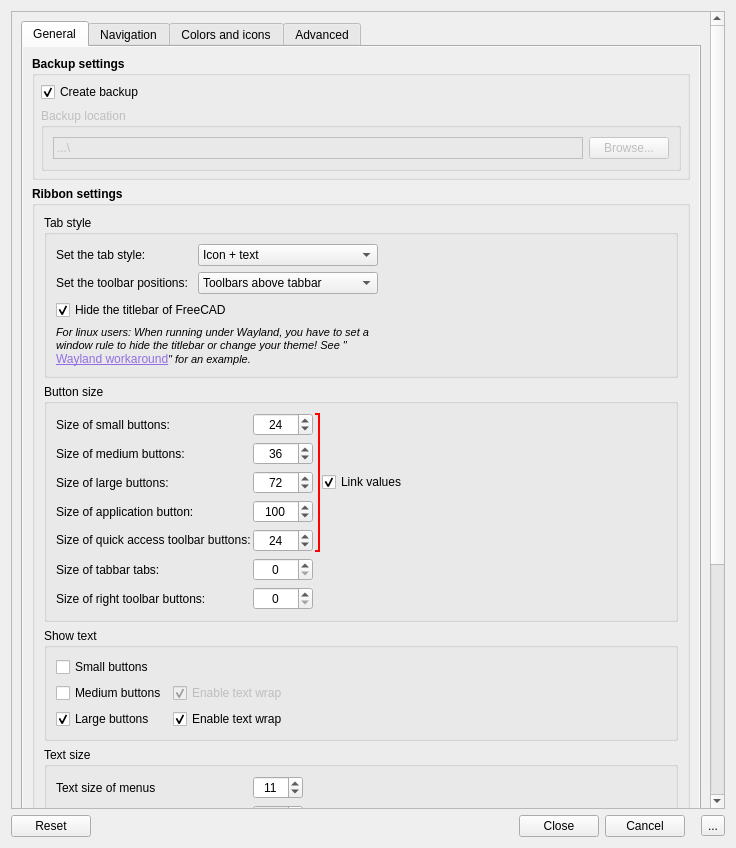
Above: Resources/ui/Settings.ui from APEbbers/FreeCAD-Ribbon before the change. Below: the same form after it.
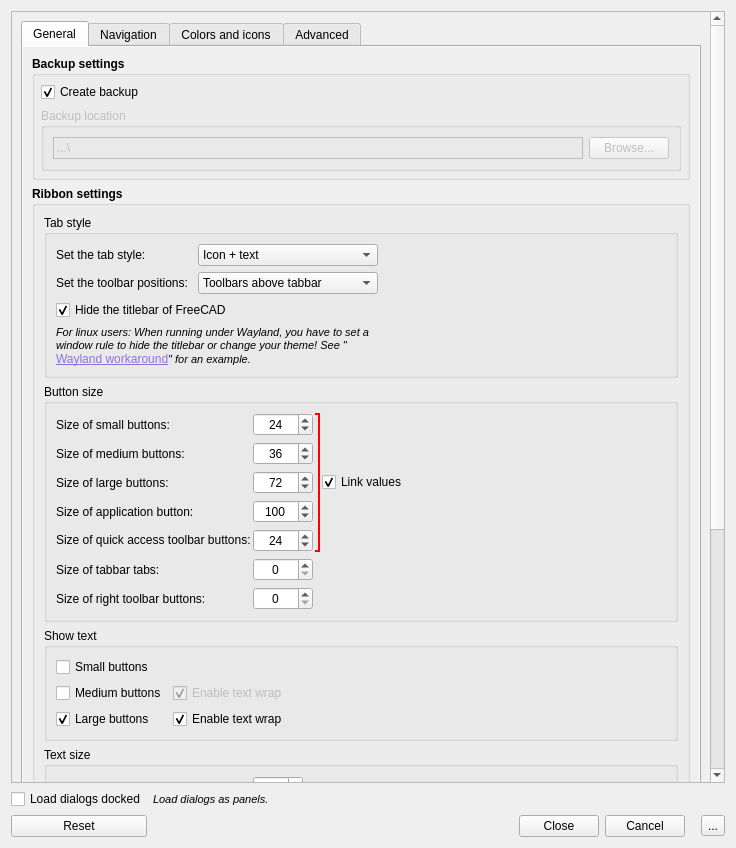
That is the form after the change. The open tabs and pages were chosen to show the change. Custom widgets are drawn as their Qt base class.

Commit message: Allow dialogs as dockwidgets - 1

The edit to the form file:
```diff
--- a/Resources/ui/Settings.ui
+++ b/Resources/ui/Settings.ui
@@ -55,7 +55,7 @@
         <property name="geometry">
          <rect>
           <x>0</x>
-          <y>0</y>
+          <y>-562</y>
           <width>697</width>
           <height>1350</height>
          </rect>
@@ -76,7 +76,7 @@
             <string notr="true"/>
            </property>
            <property name="currentIndex">
-            <number>3</number>
+            <number>0</number>
            </property>
            <property name="elideMode">
             <enum>Qt::TextElideMode::ElideRight</enum>
@@ -2732,7 +2732,7 @@
    </item>
    <item row="1" column="0">
     <layout class="QGridLayout" name="gridLayout_7">
-     <item row="0" column="3">
+     <item row="1" column="3">
       <widget class="QPushButton" name="Cancel">
        <property name="text">
         <string>Cancel</string>
@@ -2742,7 +2742,7 @@
        </property>
       </widget>
      </item>
-     <item row="0" column="1">
+     <item row="1" column="1">
       <spacer name="horizontalSpacer_2">
        <property name="orientation">
         <enum>Qt::Orientation::Horizontal</enum>
@@ -2755,7 +2755,17 @@
        </property>
       </spacer>
      </item>
-     <item row="0" column="4">
+     <item row="1" column="2">
+      <widget class="QPushButton" name="GenerateJsonExit">
+       <property name="text">
+        <string>Close</string>
+       </property>
+       <property name="shortcut">
+        <string/>
+       </property>
+      </widget>
+     </item>
+     <item row="1" column="4">
       <spacer name="horizontalSpacer_11">
        <property name="orientation">
         <enum>Qt::Orientation::Horizontal</enum>
@@ -2771,30 +2781,40 @@
        </property>
       </spacer>
      </item>
-     <item row="0" column="0">
-      <widget class="QPushButton" name="Reset">
-       <property name="text">
-        <string>Reset</string>
-       </property>
-      </widget>
-     </item>
-     <item row="0" column="2">
-      <widget class="QPushButton" name="GenerateJsonExit">
-       <property name="text">
-        <string>Close</string>
-       </property>
-       <property name="shortcut">
-        <string/>
-       </property>
-      </widget>
-     </item>
-     <item row="0" column="5">
+     <item row="1" column="5">
       <widget class="QToolButton" name="HelpButton">
        <property name="text">
         <string notr="true">...</string>
        </property>
       </widget>
      </item>
+     <item row="1" column="0">
+      <widget class="QPushButton" name="Reset">
+       <property name="text">
+        <string>Reset</string>
+       </property>
+      </widget>
+     </item>
+     <item row="0" column="0">
+      <widget class="QCheckBox" name="LoadDialogs">
+       <property name="text">
+        <string>Load dialogs docked</string>
+       </property>
+      </widget>
+     </item>
+     <item row="0" column="1" colspan="2">
+      <widget class="QLabel" name="label_31">
+       <property name="font">
+        <font>
+         <pointsize>8</pointsize>
+         <italic>true</italic>
+        </font>
+       </property>
+       <property name="text">
+        <string>Load dialogs as panels.</string>
+       </property>
+      </widget>
+     </item>
     </layout>
    </item>
   </layout>
```
The commit also changes 5 other files.
